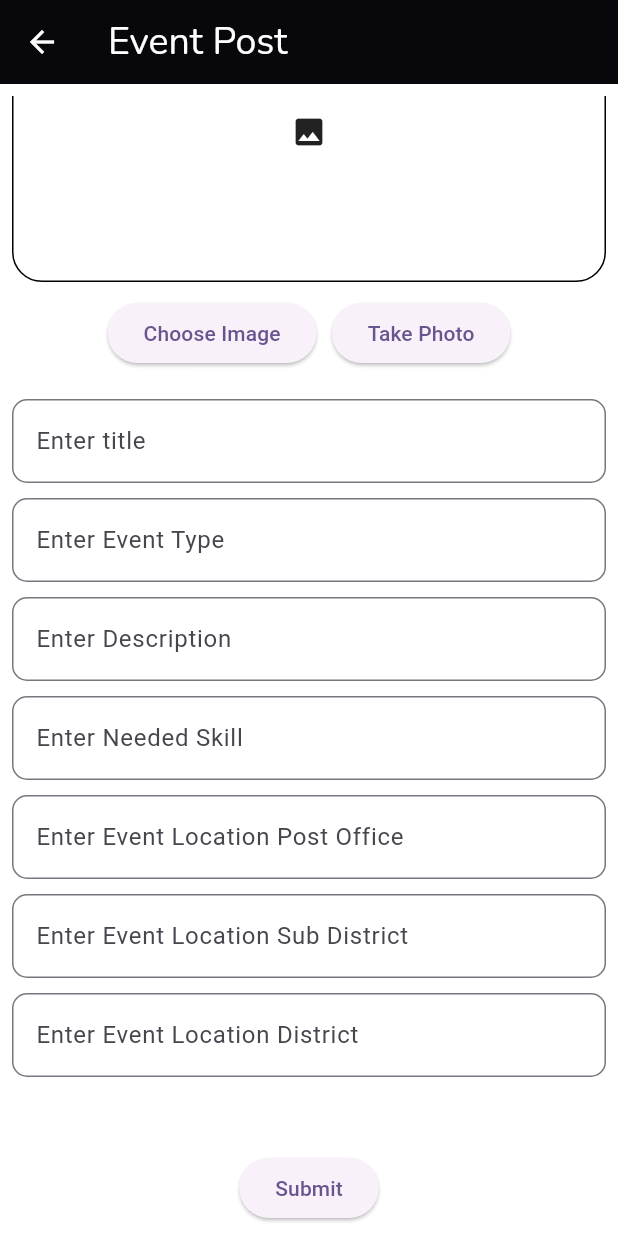
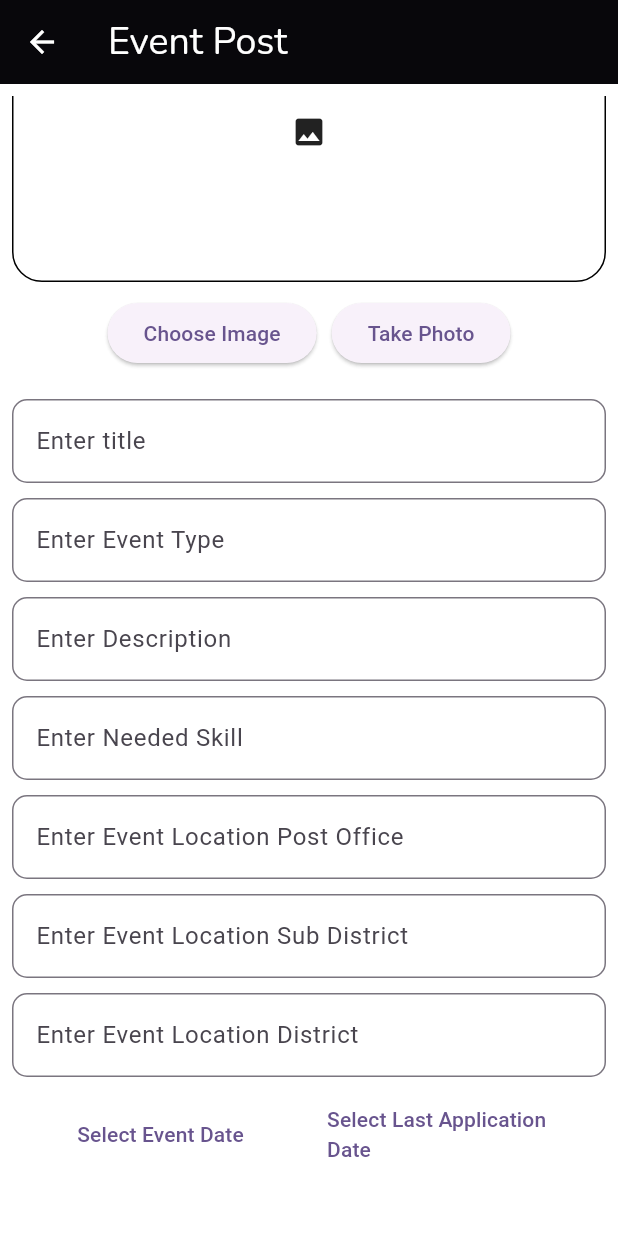
Before and after one commit to jhalto/sahayagi, a Flutter app: the EventPost screen opened directly, scrolled down 106 dp, on a phone screen of 412 x 824 dp. Run offline on Flutter 3.47's test engine with Material 3 defaults, Android fonts, the light colour scheme and no system bars; our stand-ins replace cloud_firestore, convex_bottom_bar, firebase_auth, firebase_core, firebase_messaging, firebase_storage and 4 more; accounts and stored records are empty.

Commit message:
added event date

```diff
--- a/lib/screens/event_post.dart
+++ b/lib/screens/event_post.dart
@@ -1,10 +1,10 @@
 import 'dart:io';
-
 import 'package:cloud_firestore/cloud_firestore.dart';
 import 'package:firebase_auth/firebase_auth.dart';
 import 'package:firebase_storage/firebase_storage.dart';
 import 'package:flutter/material.dart';
 import 'package:image_picker/image_picker.dart';
+import 'package:intl/intl.dart';  // Add this for date formatting
 import 'package:sahayagi/widget/common_widget.dart';
 
 class EventPost extends StatefulWidget {
@@ -22,6 +22,8 @@ class _EventPostState extends State<EventPost> {
   final TextEditingController _postOfficeController = TextEditingController();
   final TextEditingController _subDistrictController = TextEditingController();
   final TextEditingController _districtController = TextEditingController();
+  DateTime? _eventDate;
+  DateTime? _lastApplicationDate;
 
   File? _image;
   final picker = ImagePicker();
@@ -34,7 +36,9 @@ class _EventPostState extends State<EventPost> {
         _skillController.text.isEmpty ||
         _postOfficeController.text.isEmpty ||
         _subDistrictController.text.isEmpty ||
-        _districtController.text.isEmpty) {
+        _districtController.text.isEmpty ||
+        _eventDate == null ||
+        _lastApplicationDate == null) {
       ScaffoldMessenger.of(context).showSnackBar(
           SnackBar(content: Text('Please fill in all the fields')));
       return;
@@ -79,6 +83,8 @@ class _EventPostState extends State<EventPost> {
         'user_id': user.uid,
         'user_name': userName,
         'imageUrl': imageUrl, // Add imageUrl to the event data
+        'event_date': _eventDate,
+        'last_application_date': _lastApplicationDate,
         'timestamp': FieldValue.serverTimestamp(),  // Add timestamp here
       });
 
@@ -134,7 +140,22 @@ class _EventPostState extends State<EventPost> {
     _districtController.clear();
     setState(() {
       _image = null;
+      _eventDate = null;
+      _lastApplicationDate = null;
     });
+  }
+
+  // Select a date
+  Future<void> _selectDate(BuildContext context, Function(DateTime) onDateSelected) async {
+    final DateTime? picked = await showDatePicker(
+      context: context,
+      initialDate: DateTime.now(),
+      firstDate: DateTime(2000),
+      lastDate: DateTime(2101),
+    );
+    if (picked != null) {
+      onDateSelected(picked);
+    }
   }
 
   @override
@@ -255,6 +276,35 @@ class _EventPostState extends State<EventPost> {
                   ),
                 ),
               ),
+              const SizedBox(height: 10),
+              Row(
+                children: [
+                  Expanded(
+                    child: TextButton(
+                      onPressed: () => _selectDate(context, (date) {
+                        setState(() {
+                          _eventDate = date;
+                        });
+                      }),
+                      child: Text(_eventDate == null
+                          ? 'Select Event Date'
+                          : DateFormat.yMd().format(_eventDate!)),
+                    ),
+                  ),
+                  Expanded(
+                    child: TextButton(
+                      onPressed: () => _selectDate(context, (date) {
+                        setState(() {
+                          _lastApplicationDate = date;
+                        });
+                      }),
+                      child: Text(_lastApplicationDate == null
+                          ? 'Select Last Application Date'
+                          : DateFormat.yMd().format(_lastApplicationDate!)),
+                    ),
+                  ),
+                ],
+              ),
               const SizedBox(height: 50),
               ElevatedButton(
                 onPressed: addEvent,
--- a/pubspec.yaml
+++ b/pubspec.yaml
@@ -46,6 +46,7 @@ dependencies:
   flutter_otp_text_field: ^1.1.3+2
   flutter_launcher_icons: ^0.13.1
   firebase_messaging:
+  intl: ^0.19.0
 
 dev_dependencies:
   flutter_test:
```
Also changed, not shown: lib/screens/applied_users_in_events.dart (added, +83 -0 lines), lib/screens/posted_events.dart (+15 -10 lines), lib/screens/suggested_events.dart (+7 -7 lines), pubspec.lock.
